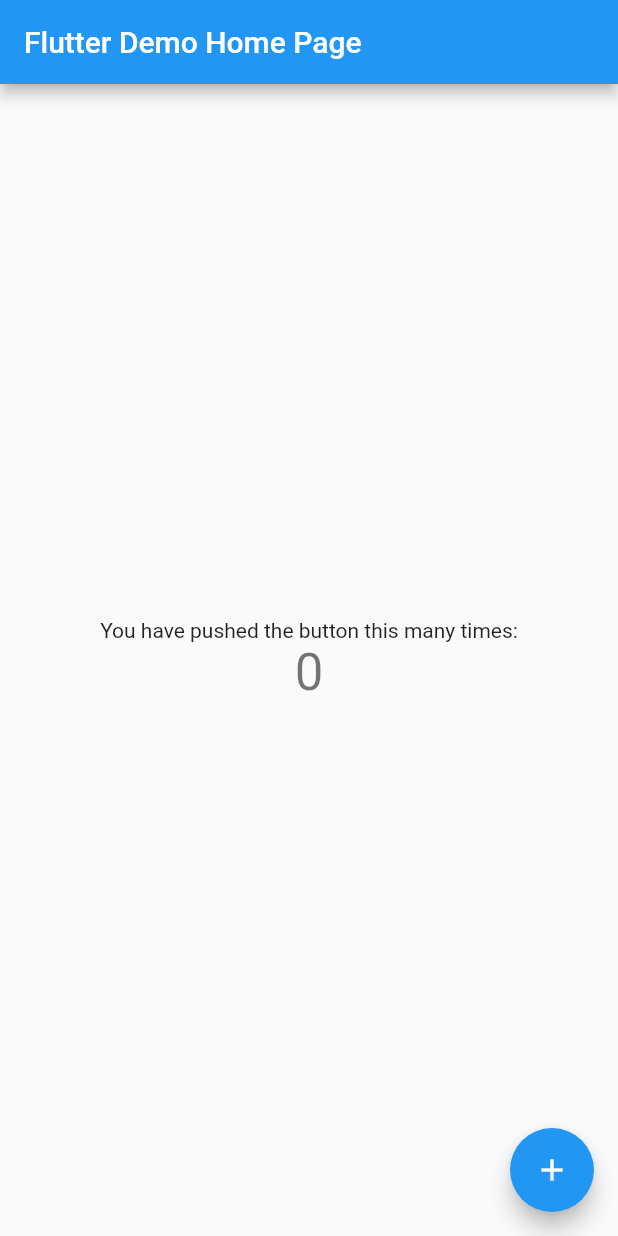
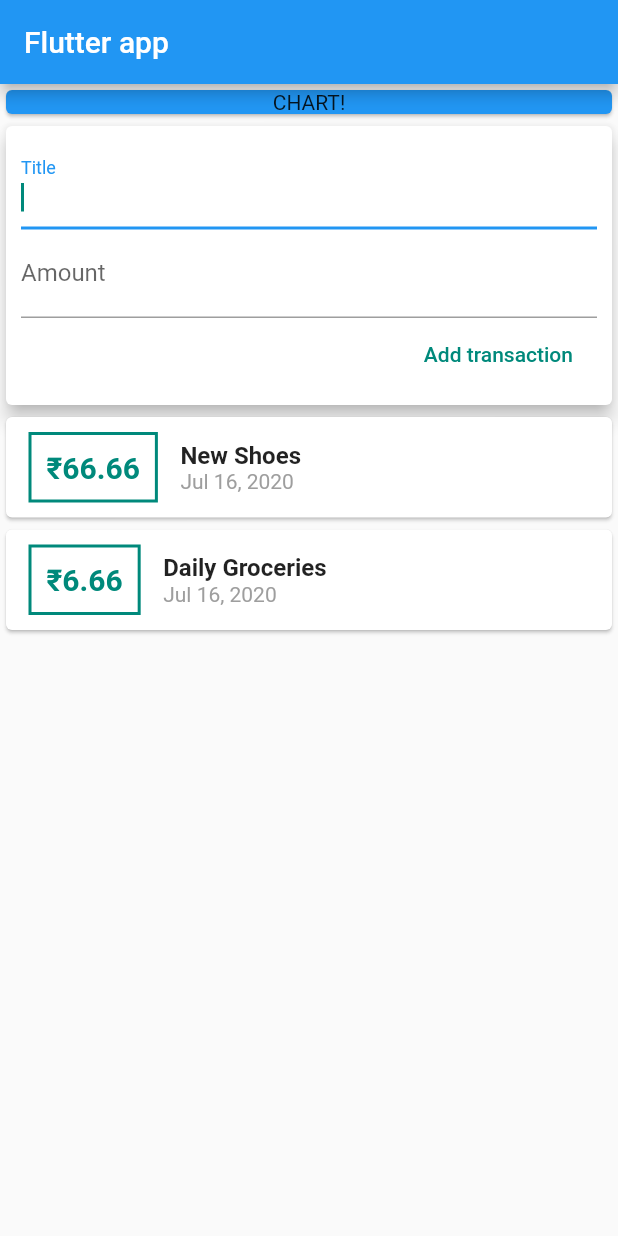
Before and after one commit to Himachallad/personal_expense, a Flutter app: the screen it shows after launch, on a phone screen of 412 x 824 dp. Run offline on Flutter 3.47's test engine with Material 2 defaults, Android fonts, the phone set to English and light mode, and no system bars; missing offline and left inert: dart:ffi.

Commit message:
Listview added to make transactions scrollable

```diff
--- a/lib/main.dart
+++ b/lib/main.dart
@@ -1,117 +1,39 @@
 import 'package:flutter/material.dart';
+import 'package:personal_expense/widgets/user_transaction.dart';
 
-void main() {
-  runApp(MyApp());
-}
+void main() => runApp(MyApp());
 
 class MyApp extends StatelessWidget {
-  // This widget is the root of your application.
   @override
   Widget build(BuildContext context) {
     return MaterialApp(
-      title: 'Flutter Demo',
-      theme: ThemeData(
-        // This is the theme of your application.
-        //
-        // Try running your application with "flutter run". You'll see the
-        // application has a blue toolbar. Then, without quitting the app, try
-        // changing the primarySwatch below to Colors.green and then invoke
-        // "hot reload" (press "r" in the console where you ran "flutter run",
-        // or simply save your changes to "hot reload" in a Flutter IDE).
-        // Notice that the counter didn't reset back to zero; the application
-        // is not restarted.
-        primarySwatch: Colors.blue,
-        // This makes the visual density adapt to the platform that you run
-        // the app on. For desktop platforms, the controls will be smaller and
-        // closer together (more dense) than on mobile platforms.
-        visualDensity: VisualDensity.adaptivePlatformDensity,
-      ),
-      home: MyHomePage(title: 'Flutter Demo Home Page'),
+      title: 'Test Flutter App',
+      home: MyHomePage(),
     );
   }
 }
 
-class MyHomePage extends StatefulWidget {
-  MyHomePage({Key key, this.title}) : super(key: key);
-
-  // This widget is the home page of your application. It is stateful, meaning
-  // that it has a State object (defined below) that contains fields that affect
-  // how it looks.
-
-  // This class is the configuration for the state. It holds the values (in this
-  // case the title) provided by the parent (in this case the App widget) and
-  // used by the build method of the State. Fields in a Widget subclass are
-  // always marked "final".
-
-  final String title;
-
-  @override
-  _MyHomePageState createState() => _MyHomePageState();
-}
-
-class _MyHomePageState extends State<MyHomePage> {
-  int _counter = 0;
-
-  void _incrementCounter() {
-    setState(() {
-      // This call to setState tells the Flutter framework that something has
-      // changed in this State, which causes it to rerun the build method below
-      // so that the display can reflect the updated values. If we changed
-      // _counter without calling setState(), then the build method would not be
-      // called again, and so nothing would appear to happen.
-      _counter++;
-    });
-  }
-
+class MyHomePage extends StatelessWidget {
   @override
   Widget build(BuildContext context) {
-    // This method is rerun every time setState is called, for instance as done
-    // by the _incrementCounter method above.
-    //
-    // The Flutter framework has been optimized to make rerunning build methods
-    // fast, so that you can just rebuild anything that needs updating rather
-    // than having to individually change instances of widgets.
     return Scaffold(
         appBar: AppBar(
-        // Here we take the value from the MyHomePage object that was created by
-        // the App.build method, and use it to set our appbar title.
-        title: Text(widget.title),
+          title: Text('Flutter app'),
         ),
-      body: Center(
-        // Center is a layout widget. It takes a single child and positions it
-        // in the middle of the parent.
+        body: SingleChildScrollView(
           child: Column(
-          // Column is also a layout widget. It takes a list of children and
-          // arranges them vertically. By default, it sizes itself to fit its
-          // children horizontally, and tries to be as tall as its parent.
-          //
-          // Invoke "debug painting" (press "p" in the console, choose the
-          // "Toggle Debug Paint" action from the Flutter Inspector in Android
-          // Studio, or the "Toggle Debug Paint" command in Visual Studio Code)
-          // to see the wireframe for each widget.
-          //
-          // Column has various properties to control how it sizes itself and
-          // how it positions its children. Here we use mainAxisAlignment to
-          // center the children vertically; the main axis here is the vertical
-          // axis because Columns are vertical (the cross axis would be
-          // horizontal).
-          mainAxisAlignment: MainAxisAlignment.center,
+            crossAxisAlignment: CrossAxisAlignment.stretch,
             children: <Widget>[
-            Text(
-              'You have pushed the button this many times:',
+              Container(
+                width: double.infinity,
+                child: Card(
+                  color: Colors.blue,
+                  child: Center(child: Text('CHART!')),
                 ),
-            Text(
-              '$_counter',
-              style: Theme.of(context).textTheme.headline4,
               ),
+              UserTransactions()
             ],
           ),
-      ),
-      floatingActionButton: FloatingActionButton(
-        onPressed: _incrementCounter,
-        tooltip: 'Increment',
-        child: Icon(Icons.add),
-      ), // This trailing comma makes auto-formatting nicer for build methods.
-    );
+        ));
   }
 }
--- /dev/null
+++ b/lib/models/transaction.dart
@@ -0,0 +1,14 @@
+import 'package:flutter/foundation.dart';
+
+class Transaction {
+  final String id;
+  final String title;
+  final double amount;
+  final DateTime date;
+
+  Transaction(
+      {@required this.id,
+      @required this.title,
+      @required this.amount,
+      @required this.date});
+}
--- /dev/null
+++ b/lib/widgets/new_transaction.dart
@@ -0,0 +1,47 @@
+import 'dart:ffi';
+
+import 'package:flutter/material.dart';
+
+class NewTransaction extends StatelessWidget {
+  final titleTextController = TextEditingController();
+  final amountTextController = TextEditingController();
+  final Function addNewTransaction;
+  NewTransaction(this.addNewTransaction);
+
+  @override
+  Widget build(BuildContext context) {
+    return Card(
+      elevation: 5,
+      child: Container(
+        padding: EdgeInsets.all(10),
+        child: Column(
+          crossAxisAlignment: CrossAxisAlignment.end,
+          children: <Widget>[
+            TextField(
+              autocorrect: true,
+              autofocus: true,
+              decoration: InputDecoration(labelText: 'Title'),
+              cursorColor: Colors.teal[600],
+              style: TextStyle(color: Colors.teal[600]),
+              controller: titleTextController,
+            ),
+            TextField(
+              decoration: InputDecoration(labelText: 'Amount'),
+              cursorColor: Colors.teal[600],
+              style: TextStyle(color: Colors.teal[600]),
+              controller: amountTextController,
+            ),
+            FlatButton(
+              onPressed: () {
+                addNewTransaction(titleTextController.text,
+                    double.parse(amountTextController.text));
+              },
+              child: Text('Add transaction'),
+              textColor: Colors.teal[600],
+            )
+          ],
+        ),
+      ),
+    );
+  }
+}
--- /dev/null
+++ b/lib/widgets/transacation_list.dart
@@ -0,0 +1,55 @@
+import 'package:flutter/material.dart';
+import 'package:intl/intl.dart';
+import '../models/transaction.dart';
+
+class TransactionList extends StatelessWidget {
+  final List<Transaction> transactions;
+
+  TransactionList(this.transactions);
+
+  @override
+  Widget build(BuildContext context) {
+    return Container(
+      height: 300,
+      child: ListView.builder(
+        itemBuilder: (ctx, index) {
+          return Card(
+              child: Row(
+            children: <Widget>[
+              Container(
+                padding: EdgeInsets.all(10),
+                margin: EdgeInsets.symmetric(horizontal: 15, vertical: 10),
+                child: Text(
+                  '\₹${transactions[index].amount.toString()}',
+                  style: TextStyle(
+                      fontWeight: FontWeight.bold,
+                      fontSize: 20,
+                      color: Colors.teal[600]),
+                ),
+                decoration: BoxDecoration(
+                    border: Border.all(color: Colors.teal[600], width: 2)),
+              ),
+              Column(
+                crossAxisAlignment: CrossAxisAlignment.start,
+                children: <Widget>[
+                  Text(
+                    transactions[index].title,
+                    style: TextStyle(fontSize: 16, fontWeight: FontWeight.bold),
+                  ),
+                  Text(
+                    DateFormat.yMMMd("en_US").format(transactions[index].date),
+                    style: TextStyle(color: Colors.grey),
+                  )
+                ],
+              )
+            ],
+          ));
+        },
+        itemCount: transactions.length,
+        // children: transactions.map((transaction) {
+        //   return
+        // }).toList(),
+      ),
+    );
+  }
+}
--- /dev/null
+++ b/lib/widgets/user_transaction.dart
@@ -0,0 +1,40 @@
+import 'package:flutter/material.dart';
+import '../models/transaction.dart';
+
+import 'new_transaction.dart';
+import 'transacation_list.dart';
+
+class UserTransactions extends StatefulWidget {
+  @override
+  _UserTransactionsState createState() => _UserTransactionsState();
+}
+
+class _UserTransactionsState extends State<UserTransactions> {
+  final List<Transaction> _userTransactions = [
+    Transaction(
+        id: '1', title: 'New Shoes', amount: 66.66, date: DateTime.now()),
+    Transaction(
+        id: '2', title: 'Daily Groceries', amount: 6.66, date: DateTime.now())
+  ];
+
+  void _addNewTransaction(String title, double amount) {
+    final newTx = Transaction(
+        title: title,
+        amount: amount,
+        date: DateTime.now(),
+        id: DateTime.now().toString());
+    setState(() {
+      _userTransactions.add(newTx);
+    });
+  }
+
+  @override
+  Widget build(BuildContext context) {
+    return Column(
+      children: <Widget>[
+        NewTransaction(_addNewTransaction),
+        TransactionList(_userTransactions)
+      ],
+    );
+  }
+}
--- a/pubspec.yaml
+++ b/pubspec.yaml
@@ -23,6 +23,7 @@ environment:
 dependencies:
   flutter:
     sdk: flutter
+  intl: ^0.16.1
 
 
   # The following adds the Cupertino Icons font to your application.
```
Also changed, not shown: pubspec.lock. Lines whose indentation alone changed are shown as unchanged.
